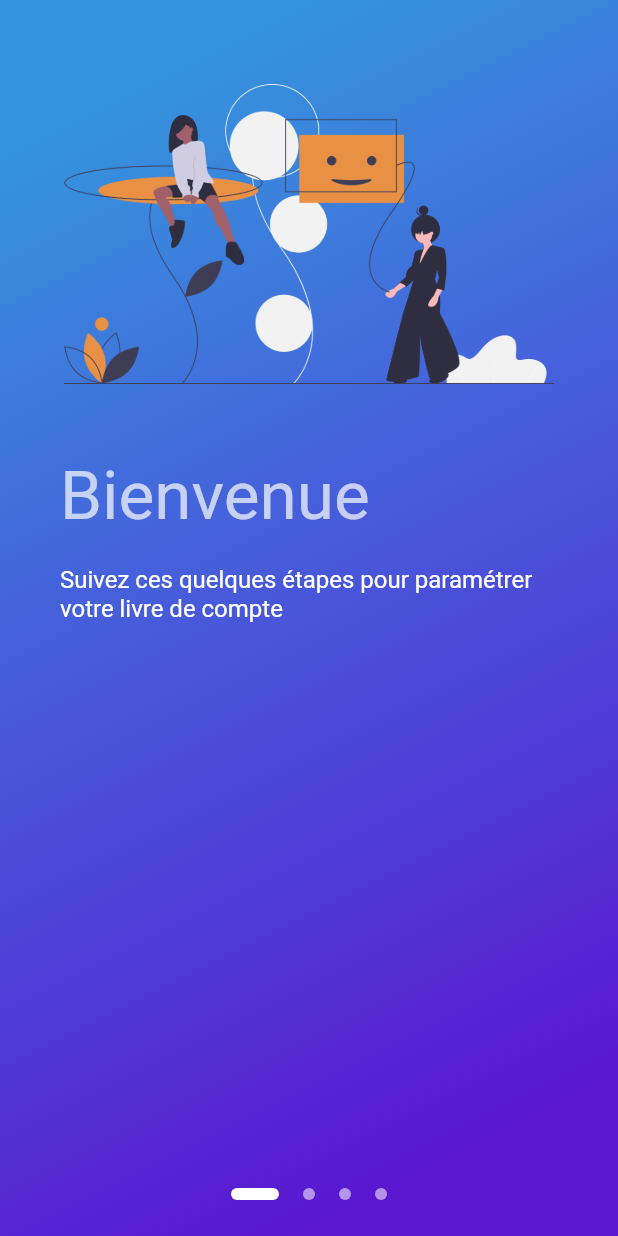
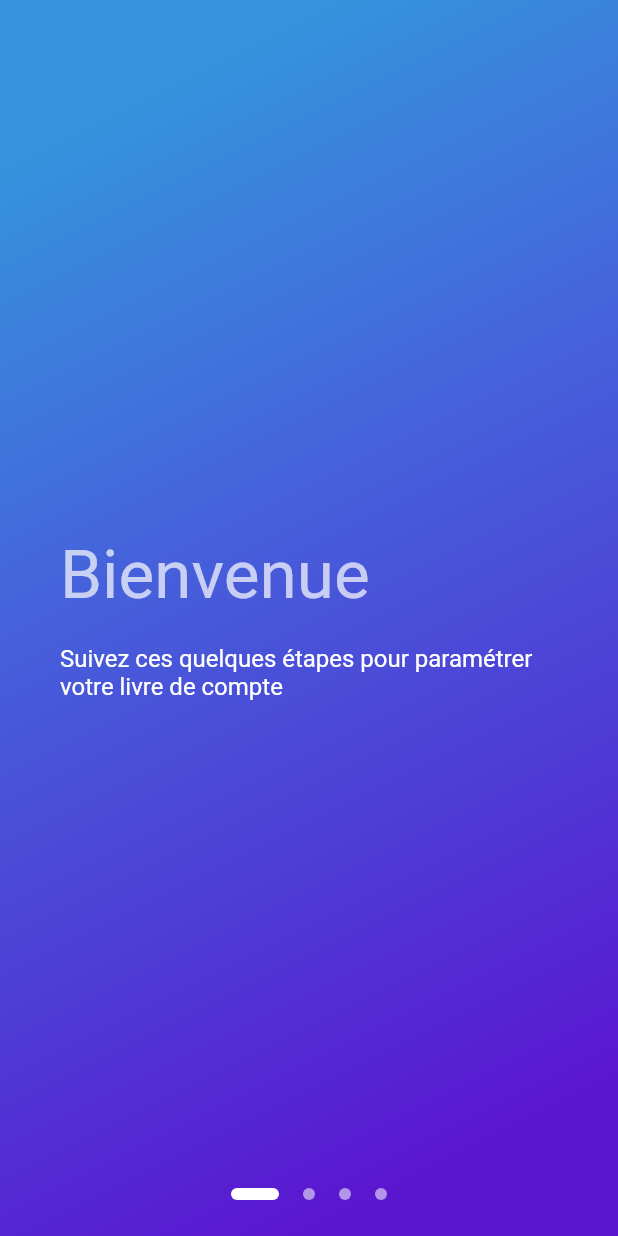
Before and after one commit to quentinlowette/treasurer, a Flutter app: the screen it shows after launch, on a phone screen of 412 x 824 dp. Run offline on Flutter 3.47's test engine with Material 2 defaults, Android fonts, the phone set to English and light mode, and no system bars; our stand-ins replace get_it, image_picker, sqflite, stacked; missing offline and left inert: firebase_ml_vision; accounts and stored records are empty.

Commit message:
refactor onboarding

```diff
--- a/lib/ui/colors.dart
+++ b/lib/ui/colors.dart
@@ -28,5 +28,6 @@ class DefaultThemeColors {
 
   // Denotative colors (system)
   static const Color error = Color(0xffc30014);
+  static const Color error2 = Color(0xffedb3b9);
   static const Color success = Color(0xff268f13);
 }
--- a/lib/ui/views/onboarding.v.dart
+++ b/lib/ui/views/onboarding.v.dart
@@ -13,14 +13,6 @@ class OnboardingView extends StatefulWidget {
 }
 
 class _OnboardingViewState extends State<OnboardingView> {
-  /// Global key of the form
-  ///
-  /// Needed for the Form widget
-  final GlobalKey<FormState> _formKey = GlobalKey<FormState>();
-
-  /// Auto validate status
-  bool _autoValidate = false;
-
   /// Number of pages in the onboarding
   final int _pageCount = 4;
 
@@ -33,10 +25,14 @@ class _OnboardingViewState extends State<OnboardingView> {
   /// Controller of the bank amount input
   TextEditingController _bankAmountController = TextEditingController();
 
+  bool _bankFieldValid = true;
+
+  bool _cashFieldValid = true;
+
   /// Controller of the cash amount input
   TextEditingController _cashAmountController = TextEditingController();
 
-  RegExp _amountRegex = RegExp(r'^[1-9][0-9]*([\.,][0-9]+)?$');
+  RegExp _amountRegex = RegExp(r'^([1-9][0-9]*|0)([\.,][0-9]+)?$');
 
   @override
   void dispose() {
@@ -56,9 +52,6 @@ class _OnboardingViewState extends State<OnboardingView> {
             value: SystemUiOverlayStyle.light.copyWith(
               statusBarColor: Colors.transparent,
             ),
-            child: Form(
-              key: _formKey,
-              autovalidate: _autoValidate,
             child: Stack(
               children: <Widget>[
                 Container(
@@ -77,18 +70,10 @@ class _OnboardingViewState extends State<OnboardingView> {
                     children: <Widget>[
                       Container(
                         padding: EdgeInsets.all(40.0),
-                          child: ListView(
+                        child: Column(
+                          crossAxisAlignment: CrossAxisAlignment.start,
+                          mainAxisAlignment: MainAxisAlignment.center,
                           children: <Widget>[
-                              Padding(
-                                padding: const EdgeInsets.only(
-                                  top: 16.0,
-                                  bottom: 48.0,
-                                ),
-                                child: Image.asset(
-                                    "assets/images/welcoming.png",
-                                    width: 200.0,
-                                    height: 200.0),
-                              ),
                             Text(
                               "Bienvenue",
                               style:
@@ -107,26 +92,23 @@ class _OnboardingViewState extends State<OnboardingView> {
                       ),
                       Container(
                         padding: EdgeInsets.all(40.0),
-                          child: ListView(
+                        child: Column(
+                          crossAxisAlignment: CrossAxisAlignment.stretch,
                           children: <Widget>[
-                              Padding(
-                                padding: const EdgeInsets.only(
-                                  top: 16.0,
-                                  bottom: 48.0,
-                                ),
-                                child: Image.asset("assets/images/card.png",
-                                    width: 200.0, height: 200.0),
-                              ),
+                            SizedBox(height: 16.0,),
                             Text(
                               "Veuillez indiquer le montant initial de votre compte :",
                               style:
                                   Theme.of(context).accentTextTheme.subtitle1,
                             ),
                             SizedBox(height: 32.0),
-                              TextFormField(
+                            TextField(
                               decoration: InputDecoration(
                                 hintText: "0.0",
-                                  fillColor: DefaultThemeColors.white,
+                                hintStyle: TextStyle(
+                                  color: _bankFieldValid ? DefaultThemeColors.black.withAlpha(125) : DefaultThemeColors.error,
+                                ),
+                                fillColor: _bankFieldValid ? DefaultThemeColors.white : DefaultThemeColors.error2,
                                 filled: true,
                                 border: OutlineInputBorder(
                                   borderRadius: BorderRadius.circular(8.0),
@@ -140,41 +122,29 @@ class _OnboardingViewState extends State<OnboardingView> {
                               style: Theme.of(context).textTheme.bodyText1,
                               keyboardType: TextInputType.number,
                               controller: _bankAmountController,
-                                validator: (value) {
-                                  if (!_amountRegex.hasMatch(value)) {
-                                    return 'Veuillez entrer un montant correct';
-                                  }
-                                  return null;
-                                },
                             ),
-                              // SizedBox(
-                              //   height: 16.0,
-                              // ),
                           ],
                         ),
                       ),
                       Container(
                         padding: EdgeInsets.all(40.0),
-                          child: ListView(
+                        child: Column(
+                          crossAxisAlignment: CrossAxisAlignment.stretch,
                           children: <Widget>[
-                              Padding(
-                                padding: const EdgeInsets.only(
-                                  top: 16.0,
-                                  bottom: 48.0,
-                                ),
-                                child: Image.asset("assets/images/wallet.png",
-                                    width: 200.0, height: 200.0),
-                              ),
+                            SizedBox(height: 16.0,),
                             Text(
                               "Veuillez indiquer le montant initial de votre caisse :",
                               style:
                                   Theme.of(context).accentTextTheme.subtitle1,
                             ),
                             SizedBox(height: 32.0),
-                              TextFormField(
+                            TextField(
                               decoration: InputDecoration(
                                 hintText: "0.0",
-                                  fillColor: DefaultThemeColors.white,
+                                hintStyle: TextStyle(
+                                  color: _cashFieldValid ? DefaultThemeColors.black.withAlpha(125) : DefaultThemeColors.error,
+                                ),
+                                fillColor: _cashFieldValid ? DefaultThemeColors.white : DefaultThemeColors.error2,
                                 filled: true,
                                 border: OutlineInputBorder(
                                   borderRadius: BorderRadius.circular(8.0),
@@ -188,43 +158,55 @@ class _OnboardingViewState extends State<OnboardingView> {
                               style: Theme.of(context).textTheme.bodyText1,
                               keyboardType: TextInputType.number,
                               controller: _cashAmountController,
-                                validator: (value) {
-                                  if (!_amountRegex.hasMatch(value)) {
-                                    return 'Veuillez entrer un montant correct';
-                                  }
-                                  return null;
-                                },
                             ),
-                              // SizedBox(
-                              //   height: 16.0,
-                              // ),
                           ],
                         ),
                       ),
                       Container(
                         padding: EdgeInsets.all(40.0),
-                          child: ListView(
+                        child: Column(
+                          crossAxisAlignment: CrossAxisAlignment.stretch,
                           children: <Widget>[
-                              Padding(
-                                padding: const EdgeInsets.only(
-                                  top: 16.0,
-                                  bottom: 48.0,
+                            Spacer(),
+                            Text(
+                              "Votre livre de compte est prêt",
+                              style:
+                                  Theme.of(context).accentTextTheme.headline3,
                             ),
-                                child: Image.asset(
-                                    "assets/images/completed.png",
-                                    width: 200.0,
-                                    height: 200.0),
-                              ),
-                              // Text(
-                              //   "Réglages terminés",
-                              //   style:
-                              //       Theme.of(context).accentTextTheme.headline3,
-                              // ),
-                              SizedBox(
-                                height: 120.0,
-                              ),
+                            Spacer(),
                             CustomRaisedButton(
                               onPressed: () {
+                                if (_cashAmountController.text.isEmpty || !_amountRegex.hasMatch(_cashAmountController.text)) {
+                                  setState(() {
+                                    _cashFieldValid = false;
+                                    _currentPage = 2;
+                                    _pageController.animateToPage(
+                                      _currentPage,
+                                      duration: Duration(milliseconds: 500),
+                                      curve: Curves.decelerate);
+                                  });
+                                } else {
+                                  setState(() {
+                                    _cashFieldValid = true;
+                                  });
+                                }
+
+                                if (_bankAmountController.text.isEmpty || !_amountRegex.hasMatch(_bankAmountController.text)) {
+                                  setState(() {
+                                    _bankFieldValid = false;
+                                    _currentPage = 1;
+                                    _pageController.animateToPage(
+                                      _currentPage,
+                                      duration: Duration(milliseconds: 500),
+                                      curve: Curves.decelerate);
+                                  });
+                                } else {
+                                  setState(() {
+                                    _bankFieldValid = true;
+                                  });
+                                }
+
+                                if (_bankFieldValid && _cashFieldValid) {
                                   double bankAmount = double.parse(
                                     _bankAmountController.text
                                         .replaceAll(',', '.'));
@@ -232,11 +214,13 @@ class _OnboardingViewState extends State<OnboardingView> {
                                       _cashAmountController.text
                                           .replaceAll(',', '.'));
                                   model.exit(bankAmount, cashAmount);
+                                }
                               },
                               title: "Commencer",
                               backgroundColor: DefaultThemeColors.white,
-                                textColor: DefaultThemeColors.black,
-                              )
+                              textColor: DefaultThemeColors.blue,
+                            ),
+                            SizedBox(height: 24.0,),
                           ],
                         ),
                       ),
@@ -255,7 +239,6 @@ class _OnboardingViewState extends State<OnboardingView> {
               ],
             ),
           ),
-          ),
         );
       },
     );
```
Lines whose indentation alone changed are shown as unchanged.
